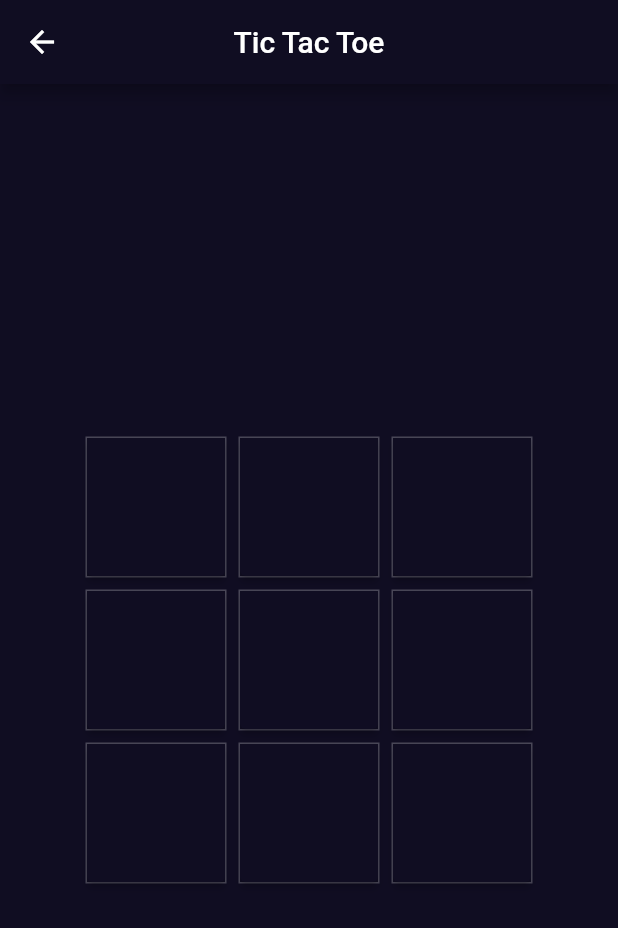
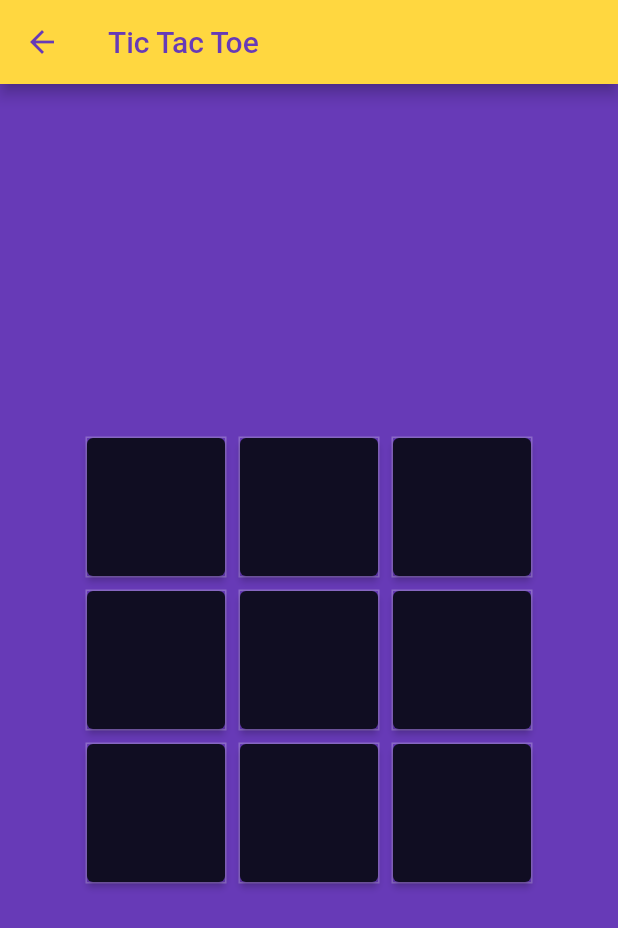
Before and after one commit to devabdu/win_money_game, a Flutter app: the FirstXOScreen screen opened directly, on a phone screen of 412 x 824 dp. Shown: the top 928 px of the screen. Run offline on Flutter 3.47's test engine with Material 2 defaults, Android fonts, the phone set to English and light mode, and no system bars; our stand-ins replace animated_splash_screen, equatable, lottie, page_transition; missing offline and left inert: flutter_chess_board; network calls fail.

Commit message:
edit appbar and body

```diff
--- a/lib/modules/xo/first_xo_screen.dart
+++ b/lib/modules/xo/first_xo_screen.dart
@@ -36,11 +36,18 @@ class MainPageState extends State<FirstXOScreen> {
 
   @override
   Widget build(BuildContext context) => Scaffold(
-    backgroundColor: Color.fromRGBO(16, 13, 34, 1),
+    // backgroundColor: Color.fromRGBO(16, 13, 34, 1),
+    backgroundColor: Colors.deepPurple,
     appBar: AppBar(
-      centerTitle: true,
-      backgroundColor: Color.fromRGBO(16, 13, 34, 1),
-      title: Text('Tic Tac Toe'),
+      //centerTitle: true,
+      //backgroundColor: Color.fromRGBO(16, 13, 34, 1),
+      backgroundColor: Colors.amberAccent,
+      iconTheme: const IconThemeData(
+        color: Colors.deepPurple,
+      ),
+      title: const Text('Tic Tac Toe',
+        style: TextStyle(color: Colors.deepPurple),
+      ),
     ),
     body: Column(
       mainAxisAlignment: MainAxisAlignment.center,
```
